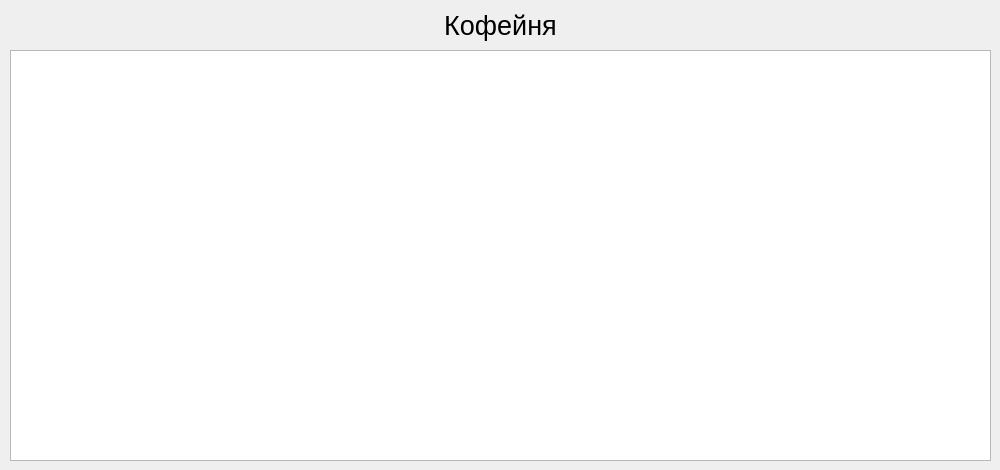
Before: the Qt Designer form main.ui in AndreyBartyuk/CoffeeFirst, drawn with Qt 5.
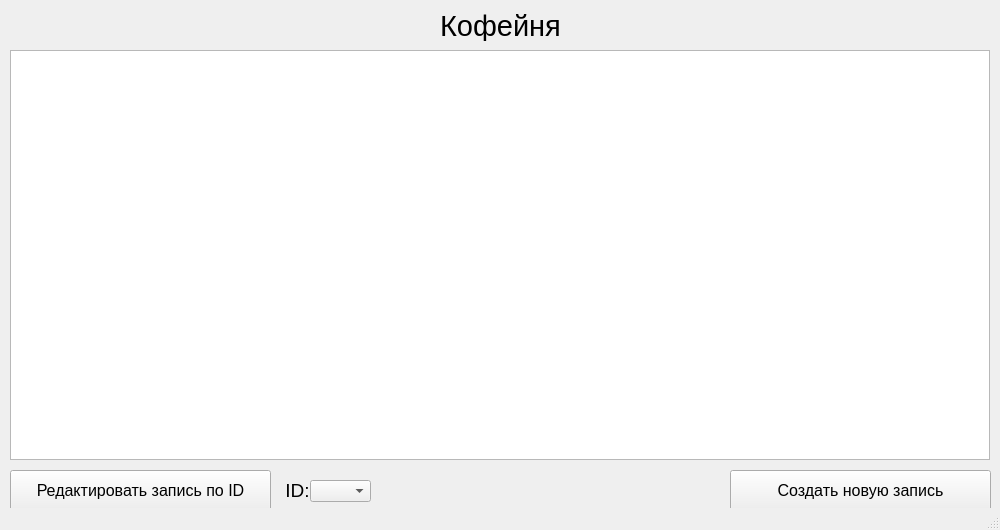
After: the same form once the commit is applied.

Patch:
```diff
--- a/main.ui
+++ b/main.ui
@@ -7,7 +7,7 @@
     <x>0</x>
     <y>0</y>
     <width>1000</width>
-    <height>470</height>
+    <height>530</height>
    </rect>
   </property>
   <property name="sizePolicy">
@@ -31,7 +31,7 @@
     </property>
     <property name="font">
      <font>
-      <pointsize>20</pointsize>
+      <pointsize>22</pointsize>
      </font>
     </property>
     <property name="text">
@@ -46,12 +46,79 @@
      <rect>
       <x>10</x>
       <y>50</y>
-      <width>981</width>
-      <height>411</height>
+      <width>980</width>
+      <height>410</height>
+     </rect>
+    </property>
+   </widget>
+   <widget class="QPushButton" name="new_btn">
+    <property name="geometry">
+     <rect>
+      <x>730</x>
+      <y>470</y>
+      <width>261</width>
+      <height>41</height>
+     </rect>
+    </property>
+    <property name="font">
+     <font>
+      <pointsize>12</pointsize>
+     </font>
+    </property>
+    <property name="text">
+     <string>Создать новую запись</string>
+    </property>
+   </widget>
+   <widget class="QPushButton" name="edit_btn">
+    <property name="geometry">
+     <rect>
+      <x>10</x>
+      <y>470</y>
+      <width>261</width>
+      <height>41</height>
+     </rect>
+    </property>
+    <property name="font">
+     <font>
+      <pointsize>12</pointsize>
+     </font>
+    </property>
+    <property name="text">
+     <string>Редактировать запись по ID</string>
+    </property>
+   </widget>
+   <widget class="QLabel" name="id_label">
+    <property name="geometry">
+     <rect>
+      <x>280</x>
+      <y>470</y>
+      <width>31</width>
+      <height>41</height>
+     </rect>
+    </property>
+    <property name="font">
+     <font>
+      <pointsize>14</pointsize>
+      <weight>50</weight>
+      <bold>false</bold>
+     </font>
+    </property>
+    <property name="text">
+     <string> ID:</string>
+    </property>
+   </widget>
+   <widget class="QComboBox" name="id_box">
+    <property name="geometry">
+     <rect>
+      <x>310</x>
+      <y>480</y>
+      <width>61</width>
+      <height>22</height>
      </rect>
     </property>
    </widget>
   </widget>
+  <widget class="QStatusBar" name="status"/>
  </widget>
  <resources/>
  <connections/>
```
